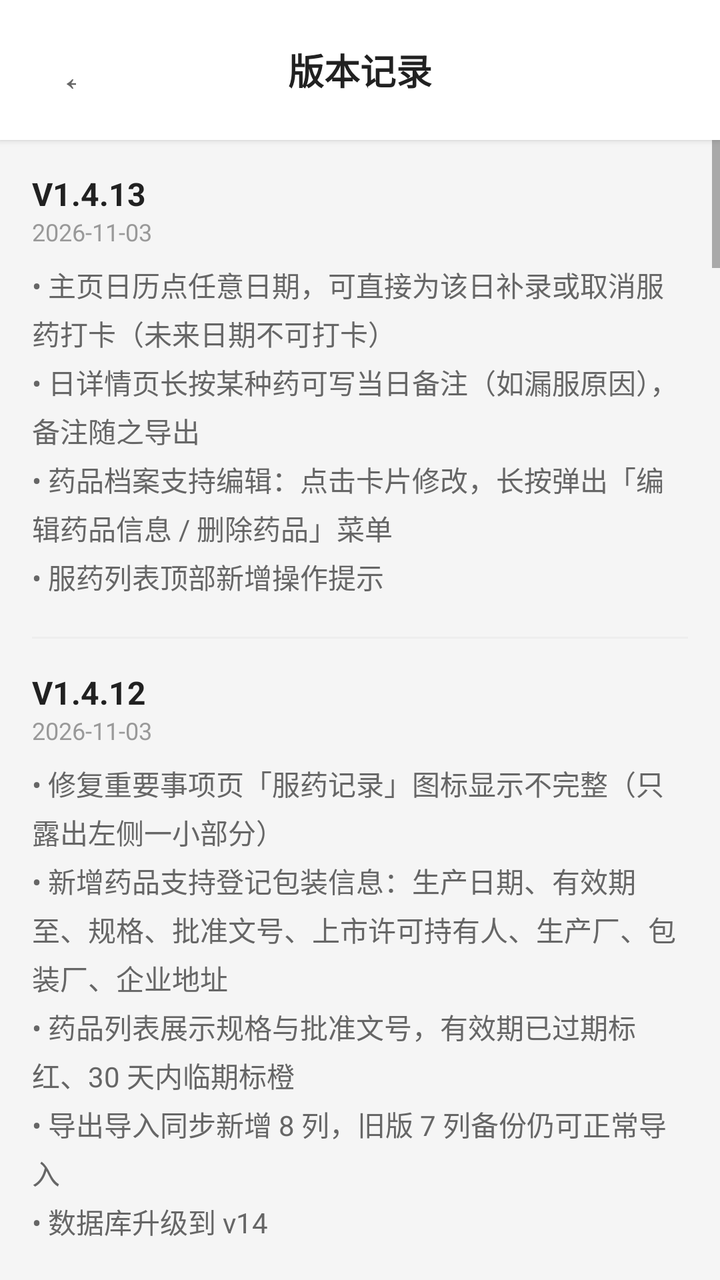
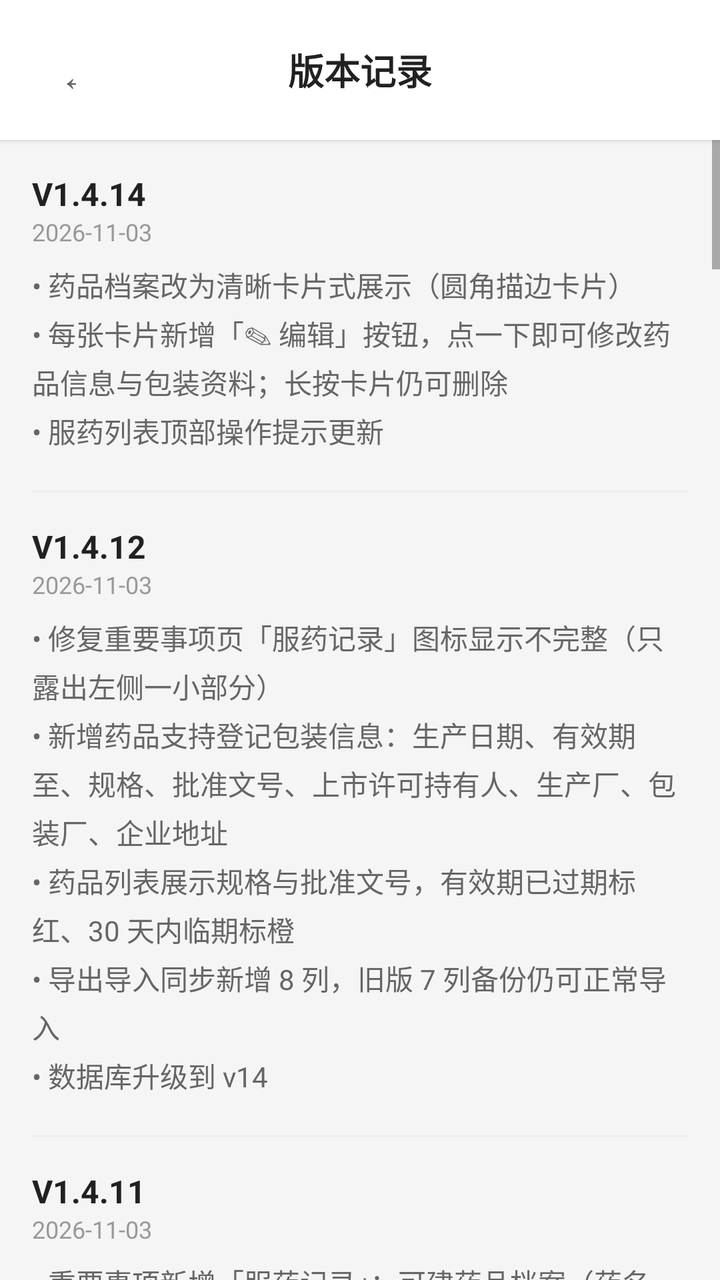

An Android layout rendered at two revisions. The XML below is the earlier revision; the diff shows what the commit changed to produce the second picture.
<!-- AndroidManifest.xml: application theme Theme.HealthRecorder -->
<!-- res/layout/activity_version_history.xml -->
<?xml version="1.0" encoding="utf-8"?>
<LinearLayout xmlns:android="http://schemas.android.com/apk/res/android"
    android:layout_width="match_parent"
    android:layout_height="match_parent"
    android:orientation="vertical"
    android:background="#F5F5F5">

    
    <LinearLayout
        android:layout_width="match_parent"
        android:layout_height="wrap_content"
        android:orientation="horizontal"
        android:paddingHorizontal="12dp"
        android:paddingVertical="14dp"
        android:background="#FFFFFF"
        android:elevation="2dp"
        android:gravity="center_vertical">
        <Button
            android:id="@+id/btnBack"
            android:layout_width="42dp"
            android:layout_height="42dp"
            android:background="@android:color/transparent"
            android:text="←"
            android:textSize="20sp"
            android:textColor="#666666"/>
        <TextView
            android:layout_width="0dp"
            android:layout_height="wrap_content"
            android:layout_weight="1"
            android:text="版本记录"
            android:textSize="18sp"
            android:textColor="#212121"
            android:textStyle="bold"
            android:gravity="center"/>
        <View
            android:layout_width="42dp"
            android:layout_height="42dp"/>
    </LinearLayout>

    <ScrollView
        android:layout_width="match_parent"
        android:layout_height="match_parent">
        <LinearLayout
            android:layout_width="match_parent"
            android:layout_height="wrap_content"
            android:orientation="vertical"
            android:padding="16dp">

            <TextView
                android:layout_width="wrap_content"
                android:layout_height="wrap_content"
                android:text="V1.4.13"
                android:textSize="16sp"
                android:textColor="#212121"
                android:textStyle="bold"/>
            <TextView
                android:layout_width="wrap_content"
                android:layout_height="wrap_content"
                android:text="2026-11-03"
                android:textSize="12sp"
                android:textColor="#999999"
                android:layout_marginBottom="8dp"/>
            <TextView
                android:layout_width="wrap_content"
                android:layout_height="wrap_content"
                android:text="• 主页日历点任意日期，可直接为该日补录或取消服药打卡（未来日期不可打卡）\n• 日详情页长按某种药可写当日备注（如漏服原因），备注随之导出\n• 药品档案支持编辑：点击卡片修改，长按弹出「编辑药品信息 / 删除药品」菜单\n• 服药列表顶部新增操作提示"
                android:textSize="14sp"
                android:textColor="#666666"
                android:lineSpacingExtra="4dp"
                android:layout_marginBottom="20dp"/>

            <View
                android:layout_width="match_parent"
                android:layout_height="1dp"
                android:background="#EEEEEE"
                android:layout_marginBottom="16dp"/>

            <TextView
                android:layout_width="wrap_content"
                android:layout_height="wrap_content"
                android:text="V1.4.12"
                android:textSize="16sp"
                android:textColor="#212121"
                android:textStyle="bold"/>
            <TextView
                android:layout_width="wrap_content"
                android:layout_height="wrap_content"
                android:text="2026-11-03"
                android:textSize="12sp"
                android:textColor="#999999"
                android:layout_marginBottom="8dp"/>
            <TextView
                android:layout_width="wrap_content"
                android:layout_height="wrap_content"
                android:text="• 修复重要事项页「服药记录」图标显示不完整（只露出左侧一小部分）\n• 新增药品支持登记包装信息：生产日期、有效期至、规格、批准文号、上市许可持有人、生产厂、包装厂、企业地址\n• 药品列表展示规格与批准文号，有效期已过期标红、30 天内临期标橙\n• 导出导入同步新增 8 列，旧版 7 列备份仍可正常导入\n• 数据库升级到 v14"
                android:textSize="14sp"
                android:textColor="#666666"
                android:lineSpacingExtra="4dp"
                android:layout_marginBottom="20dp"/>

            <View
                android:layout_width="match_parent"
                android:layout_height="1dp"
                android:background="#EEEEEE"
                android:layout_marginBottom="16dp"/>

            <TextView
                android:layout_width="wrap_content"
                android:layout_height="wrap_content"
                android:text="V1.4.11"
                android:textSize="16sp"
                android:textColor="#212121"
                android:textStyle="bold"/>
            <TextView
                android:layout_width="wrap_content"
                android:layout_height="wrap_content"
                android:text="2026-11-03"
                android:textSize="12sp"
                android:textColor="#999999"
                android:layout_marginBottom="8dp"/>
            <TextView
                android:layout_width="wrap_content"
                android:layout_height="wrap_content"
                android:text="• 重要事项新增「服药记录」：可建药品档案（药名、剂量、服用时段、具体时间）\n• 服药记录支持每日打卡，一键标记已服/取消，并统计近 7 天已服与漏服天数\n• 导出导入新增「服药档案」「服药打卡」两段，旧备份仍可正常导入\n• 数据库升级到 v13"
                android:textSize="14sp"
                android:textColor="#666666"
                android:lineSpacingExtra="4dp"
                android:layout_marginBottom="20dp"/>

            <View
                android:layout_width="match_parent"
                android:layout_height="1dp"
                android:background="#EEEEEE"
                android:layout_marginBottom="16dp"/>

            <TextView
                android:layout_width="wrap_content"
                android:layout_height="wrap_content"
                android:text="V1.4.10"
                android:textSize="16sp"
                android:textColor="#212121"
                android:textStyle="bold"/>
            <TextView
                android:layout_width="wrap_content"
                android:layout_height="wrap_content"
                android:text="2026-10-27"
                android:textSize="12sp"
                android:textColor="#999999"
                android:layout_marginBottom="8dp"/>
            <TextView
                android:layout_width="wrap_content"
                android:layout_height="wrap_content"
                android:text="• 修复：主页健康记录图标进入后，点击记录显示为空、无法编辑的问题\n• 体重趋势图：醒目标注最高值与最低值（默认取最近 3 个月），点击数据点可查看时间和体重\n• 健康记录列表：支持按成员筛选查看\n• 修复：编辑血压记录时体重输入框被误填为 0 的问题"
                android:textSize="14sp"
                android:textColor="#666666"
                android:lineSpacingExtra="4dp"
                android:layout_marginBottom="20dp"/>

            <View
                android:layout_width="match_parent"
                android:layout_height="1dp"
                android:background="#EEEEEE"
                android:layout_marginBottom="16dp"/>

            <TextView
                android:layout_width="wrap_content"
                android:layout_height="wrap_content"
                android:text="V1.4.9"
                android:textSize="16sp"
                android:textColor="#212121"
                android:textStyle="bold"/>
            <TextView
                android:layout_width="wrap_content"
                android:layout_height="wrap_content"
                android:text="2026-10-19"
                android:textSize="12sp"
                android:textColor="#999999"
                android:layout_marginBottom="8dp"/>
            <TextView
                android:layout_width="wrap_content"
                android:layout_height="wrap_content"
                android:text="• 运动统计：新增上月、本年的跑步距离与时长汇总\n• 添加运动记录：地点支持从历史地点中直接选择\n• 重要事项统计：新增事项日历，记录时间与提醒时间用不同标记区分\n• 读书笔记：支持记录开始阅读时间（精确到时分）\n• 读书笔记：读后感支持按页面区间记录多条\n• 导出导入：新增上述字段与读后感明细，修复 CSV 中多行内容丢失的问题\n• 数据库升级到 v12，修复旧版本升级可能闪退的问题"
                android:textSize="14sp"
                android:textColor="#666666"
                android:lineSpacingExtra="4dp"
                android:layout_marginBottom="20dp"/>

            <View
                android:layout_width="match_parent"
                android:layout_height="1dp"
                android:background="#EEEEEE"
                android:layout_marginBottom="16dp"/>

            <TextView
                android:layout_width="wrap_content"
                android:layout_height="wrap_content"
                android:text="V1.4.8"
                android:textSize="16sp"
                android:textColor="#212121"
                android:textStyle="bold"/>
            <TextView
                android:layout_width="wrap_content"
                android:layout_height="wrap_content"
                android:text="2026-09-11"
                android:textSize="12sp"
                android:textColor="#999999"
                android:layout_marginBottom="8dp"/>
            <TextView
                android:layout_width="wrap_content"
                android:layout_height="wrap_content"
                android:text="• 运动统计：移除本周徒步，新增本月跑步总里程与时长汇总\n• 主页趋势图：支持双指缩放高密度数据，点击数据点显示详情\n• 主页日历：点击日期可查看该日所有类型记录详情\n• 日详情页整合健康/运动/刷牙/呼吸/事项/猫咪/读书共7类数据"
                android:textSize="14sp"
                android:textColor="#666666"
                android:lineSpacingExtra="4dp"
                android:layout_marginBottom="20dp"/>

            <View
                android:layout_width="match_parent"
                android:layout_height="1dp"
                android:background="#EEEEEE"
                android:layout_marginBottom="16dp"/>

            <TextView
                android:layout_width="wrap_content"
                android:layout_height="wrap_content"
                android:text="V1.4.7"
                android:textSize="16sp"
                android:textColor="#212121"
                android:textStyle="bold"/>
            <TextView
                android:layout_width="wrap_content"
                android:layout_height="wrap_content"
                android:text="2026-08-04"
                android:textSize="12sp"
                android:textColor="#999999"
                android:layout_marginBottom="8dp"/>
            <TextView
                android:layout_width="wrap_content"
                android:layout_height="wrap_content"
                android:text="• 主页按钮「👥」→「💪 健康记录」，跳转历史健康记录列表\n• 数据管理新增成员管理入口\n• 呼吸打卡右上角菜单改为「📊 统计」\n• 运动/猫咪/刷牙列表页布局修复，解决闪退问题"
                android:textSize="14sp"
                android:textColor="#666666"
                android:lineSpacingExtra="4dp"
                android:layout_marginBottom="20dp"/>

            <View
                android:layout_width="match_parent"
                android:layout_height="1dp"
                android:background="#EEEEEE"
                android:layout_marginBottom="16dp"/>

            <TextView
                android:layout_width="wrap_content"
                android:layout_height="wrap_content"
                android:text="V1.4.6"
                android:textSize="16sp"
                android:textColor="#212121"
                android:textStyle="bold"/>
            <TextView
                android:layout_width="wrap_content"
                android:layout_height="wrap_content"
                android:text="2026-08-03"
                android:textSize="12sp"
                android:textColor="#999999"
                android:layout_marginBottom="8dp"/>
            <TextView
                android:layout_width="wrap_content"
                android:layout_height="wrap_content"
                android:text="• 读书笔记：读完时归档页数和读后感绑定保存，状态切换时自动固化\n• 读书笔记已读卡片显示「读完于第 X 页」及归档读后感\n• 读书笔记新增 📊 数据统计入口（总/在读/已读/想读、均分、总页数）\n• 数据管理新增数据重置功能（双重确认）\n• 数据库升级至 v11"
                android:textSize="14sp"
                android:textColor="#666666"
                android:lineSpacingExtra="4dp"
                android:layout_marginBottom="20dp"/>

            <View
                android:layout_width="match_parent"
                android:layout_height="1dp"
                android:background="#EEEEEE"
                android:layout_marginBottom="16dp"/>

            <TextView
                android:layout_width="wrap_content"
                android:layout_height="wrap_content"
                android:text="V1.4.5"
                android:textSize="16sp"
                android:textColor="#212121"
                android:textStyle="bold"/>
            <TextView
                android:layout_width="wrap_content"
                android:layout_height="wrap_content"
                android:text="2026-08-03"
                android:textSize="12sp"
                android:textColor="#999999"
                android:layout_marginBottom="8dp"/>
            <TextView
                android:layout_width="wrap_content"
                android:layout_height="wrap_content"
                android:text="• 重要事项支持导入（修复解析逻辑：优先级/状态/重复类型支持中文）\n• 读书笔记支持导入（修复解析逻辑：读书状态支持中文）\n• 重要事项列表页新增 📊 统计入口（总事项数、待办/已完成/已取消分布、优先级/重复类型分布）\n• 主页今日健康记录展示上限调整为 3 条"
                android:textSize="14sp"
                android:textColor="#666666"
                android:lineSpacingExtra="4dp"
                android:layout_marginBottom="20dp"/>

            <View
                android:layout_width="match_parent"
                android:layout_height="1dp"
                android:background="#EEEEEE"
                android:layout_marginBottom="16dp"/>

            <TextView
                android:layout_width="wrap_content"
                android:layout_height="wrap_content"
                android:text="V1.4.4"
                android:textSize="16sp"
                android:textColor="#212121"
                android:textStyle="bold"/>
            <TextView
                android:layout_width="wrap_content"
                android:layout_height="wrap_content"
                android:text="2026-07-31"
                android:textSize="12sp"
                android:textColor="#999999"
                android:layout_marginBottom="8dp"/>
            <TextView
                android:layout_width="wrap_content"
                android:layout_height="wrap_content"
                android:text="• 导出/导入支持呼吸打卡、重要事项、读书笔记、猫粮记录（共9种数据段）\n• 猫菜单优化：移除编辑/删除按钮，新增「统计」按钮一键跳转统计页\n• 主页日历最后一排对齐修复\n• 主页体重趋势图兼容修复（ColorOS设备崩溃修复）"
                android:textSize="14sp"
                android:textColor="#666666"
                android:lineSpacingExtra="4dp"
                android:layout_marginBottom="20dp"/>

            <View
                android:layout_width="match_parent"
                android:layout_height="1dp"
                android:background="#EEEEEE"
                android:layout_marginBottom="16dp"/>

            <TextView
                android:layout_width="wrap_content"
                android:layout_height="wrap_content"
                android:text="V1.4.0"
                android:textSize="16sp"
                android:textColor="#212121"
                android:textStyle="bold"/>
            <TextView
                android:layout_width="wrap_content"
                android:layout_height="wrap_content"
                android:text="2026-07-27"
                android:textSize="12sp"
                android:textColor="#999999"
                android:layout_marginBottom="8dp"/>
            <TextView
                android:layout_width="wrap_content"
                android:layout_height="wrap_content"
                android:text="• 新增呼吸打卡模块（呼吸时长、评分星级、打卡模式）\n• 新增重要事项模块（提醒设置、优先级、重复类型）\n• 新增读书笔记模块（阅读进度、星级评分、读书状态）\n• 主页新增体重+运动量趋势曲线图\n• 主页新增日历视图（有数据日期标记绿色圆点）\n• 架构升级：HealthRepository 单例代理全部 CRUD，数据层统一入口"
                android:textSize="14sp"
                android:textColor="#666666"
                android:lineSpacingExtra="4dp"
                android:layout_marginBottom="20dp"/>

            <View
                android:layout_width="match_parent"
                android:layout_height="1dp"
                android:background="#EEEEEE"
                android:layout_marginBottom="16dp"/>

            <TextView
                android:layout_width="wrap_content"
                android:layout_height="wrap_content"
                android:text="V1.3.2"
                android:textSize="16sp"
                android:textColor="#212121"
                android:textStyle="bold"/>
            <TextView
                android:layout_width="wrap_content"
                android:layout_height="wrap_content"
                android:text="2026-07-24"
                android:textSize="12sp"
                android:textColor="#999999"
                android:layout_marginBottom="8dp"/>
            <TextView
                android:layout_width="wrap_content"
                android:layout_height="wrap_content"
                android:text="• 主页历史记录列表 UI 优化：日期改为相对格式（今天/昨天/MM-dd）+ 时间显示、左侧状态色条（绿色正常/橙色偏高/红色异常）、体重 18sp 加粗主视觉、行高收紧\n• 体重等健康数据显示从 1 位小数提升为 2 位小数"
                android:textSize="14sp"
                android:textColor="#666666"
                android:lineSpacingExtra="4dp"
                android:layout_marginBottom="20dp"/>

            <View
                android:layout_width="match_parent"
                android:layout_height="1dp"
                android:background="#EEEEEE"
                android:layout_marginBottom="16dp"/>

            <TextView
                android:layout_width="wrap_content"
                android:layout_height="wrap_content"
                android:text="V1.3.1"
                android:textSize="16sp"
                android:textColor="#212121"
                android:textStyle="bold"/>
            <TextView
                android:layout_width="wrap_content"
                android:layout_height="wrap_content"
                android:text="2026-07-24"
                android:textSize="12sp"
                android:textColor="#999999"
                android:layout_marginBottom="8dp"/>
            <TextView
                android:layout_width="wrap_content"
                android:layout_height="wrap_content"
                android:text="• 修复运动记录添加时提示「保存失败」的BUG（数据库版本号遗漏导致旧库缺少 location 字段）"
                android:textSize="14sp"
                android:textColor="#666666"
                android:lineSpacingExtra="4dp"
                android:layout_marginBottom="20dp"/>

            <View
                android:layout_width="match_parent"
                android:layout_height="1dp"
                android:background="#EEEEEE"
                android:layout_marginBottom="16dp"/>

            <TextView
                android:layout_width="wrap_content"
                android:layout_height="wrap_content"
                android:text="V1.3"
                android:textSize="16sp"
                android:textColor="#212121"
                android:textStyle="bold"/>
            <TextView
                android:layout_width="wrap_content"
                android:layout_height="wrap_content"
                android:text="2026-07-23"
                android:textSize="12sp"
                android:textColor="#999999"
                android:layout_marginBottom="8dp"/>
            <TextView
                android:layout_width="wrap_content"
                android:layout_height="wrap_content"
                android:text="• 主页顶部按钮统一五等分（猫拉屎 / 猫刷牙 / 运动 / 成员 / 版本），文字不换行
• 主页FAB独立可拖拽，绿色50%透明度，拖动不越界消失
• 刷牙统计改为「本月刷牙次数」和「本年累计刷牙」两个汇总卡
• 运动记录新增「运动地点」字段，支持导出和导入"
                android:textSize="14sp"
                android:textColor="#666666"
                android:lineSpacingExtra="4dp"
                android:layout_marginBottom="20dp"/>

            <View
                android:layout_width="match_parent"
                android:layout_height="1dp"
                android:background="#EEEEEE"
                android:layout_marginBottom="16dp"/>

            <TextView
                android:layout_width="wrap_content"
                android:layout_height="wrap_content"
                android:text="V1.2.4.5"
                android:textSize="16sp"
                android:textColor="#212121"
                android:textStyle="bold"/>
            <TextView
                android:layout_width="wrap_content"
                android:layout_height="wrap_content"
                android:text="2026-07-14"
                android:textSize="12sp"
                android:textColor="#999999"
                android:layout_marginBottom="8dp"/>
            <TextView
                android:layout_width="wrap_content"
                android:layout_height="wrap_content"
                android:text="• 刷牙记录支持点击编辑和删除\n• 运动记录支持点击编辑和删除\n• 猫咪如厕新增如厕意愿（如主动叫唤/被动抱走/甩屎）和如厕过程（进盆就拉/进进出出再拉/进盆再逃走）标签\n• 主界面一级菜单改名为「猫拉屎」和「猫刷牙」"
                android:textSize="14sp"
                android:textColor="#666666"
                android:lineSpacingExtra="4dp"
                android:layout_marginBottom="20dp"/>

            <View
                android:layout_width="match_parent"
                android:layout_height="1dp"
                android:background="#EEEEEE"
                android:layout_marginBottom="16dp"/>
            <TextView
                android:layout_width="wrap_content"
                android:layout_height="wrap_content"
                android:text="V1.2.4.4"
                android:textSize="16sp"
                android:textColor="#212121"
                android:textStyle="bold"/>
            <TextView
                android:layout_width="wrap_content"
                android:layout_height="wrap_content"
                android:text="2026-07-13"
                android:textSize="12sp"
                android:textColor="#999999"
                android:layout_marginBottom="8dp"/>
            <TextView
                android:layout_width="wrap_content"
                android:layout_height="wrap_content"
                android:text="• 猫咪如厕记录支持删除（编辑页带确认对话框）"
                android:textSize="14sp"
                android:textColor="#666666"
                android:lineSpacingExtra="4dp"
                android:layout_marginBottom="20dp"/>

            <View
                android:layout_width="match_parent"
                android:layout_height="1dp"
                android:background="#EEEEEE"
                android:layout_marginBottom="16dp"/>

            <TextView
                android:layout_width="wrap_content"
                android:layout_height="wrap_content"
                android:text="V1.2.4.3"
                android:textSize="16sp"
                android:textColor="#212121"
                android:textStyle="bold"/>
            <TextView
                android:layout_width="wrap_content"
                android:layout_height="wrap_content"
                android:text="2026-07-13"
                android:textSize="12sp"
                android:textColor="#999999"
                android:layout_marginBottom="8dp"/>
            <TextView
                android:layout_width="wrap_content"
                android:layout_height="wrap_content"
                android:text="• 猫咪如厕记录列表显示为所属成员（彩色标签）\n• 猫咪如厕记录支持点击编辑修改\n• 修复导入后数量/成员显示问题"
                android:textSize="14sp"
                android:textColor="#666666"
                android:lineSpacingExtra="4dp"
                android:layout_marginBottom="20dp"/>

            <View
                android:layout_width="match_parent"
                android:layout_height="1dp"
                android:background="#EEEEEE"
                android:layout_marginBottom="16dp"/>

            <TextView
                android:layout_width="wrap_content"
                android:layout_height="wrap_content"
                android:text="V1.2.4.2"
                android:textSize="16sp"
                android:textColor="#212121"
                android:textStyle="bold"/>
            <TextView
                android:layout_width="wrap_content"
                android:layout_height="wrap_content"
                android:text="2026-07-13"
                android:textSize="12sp"
                android:textColor="#999999"
                android:layout_marginBottom="8dp"/>
            <TextView
                android:layout_width="wrap_content"
                android:layout_height="wrap_content"
                android:text="• 修复导入数据后猫咪模块闪退（评分标签背景缺失导致空指针）\n• 修复猫咪名显示错误、导入粪便数量丢失"
                android:textSize="14sp"
                android:textColor="#666666"
                android:lineSpacingExtra="4dp"
                android:layout_marginBottom="20dp"/>

            <View
                android:layout_width="match_parent"
                android:layout_height="1dp"
                android:background="#EEEEEE"
                android:layout_marginBottom="16dp"/>

            <TextView
                android:layout_width="wrap_content"
                android:layout_height="wrap_content"
                android:text="V1.2.4.1"
                android:textSize="16sp"
                android:textColor="#212121"
                android:textStyle="bold"/>
            <TextView
                android:layout_width="wrap_content"
                android:layout_height="wrap_content"
                android:text="2026-07-13"
                android:textSize="12sp"
                android:textColor="#999999"
                android:layout_marginBottom="8dp"/>
            <TextView
                android:layout_width="wrap_content"
                android:layout_height="wrap_content"
                android:text="• 修复全新安装后猫咪/刷牙/运动模块闪退问题\n• （onCreate 遗漏建表导致查询失败）"
                android:textSize="14sp"
                android:textColor="#666666"
                android:lineSpacingExtra="4dp"
                android:layout_marginBottom="20dp"/>

            <View
                android:layout_width="match_parent"
                android:layout_height="1dp"
                android:background="#EEEEEE"
                android:layout_marginBottom="16dp"/>

            <TextView
                android:layout_width="wrap_content"
                android:layout_height="wrap_content"
                android:text="V1.2.4"
                android:textSize="16sp"
                android:textColor="#212121"
                android:textStyle="bold"/>
            <TextView
                android:layout_width="wrap_content"
                android:layout_height="wrap_content"
                android:text="2026-07-13"
                android:textSize="12sp"
                android:textColor="#999999"
                android:layout_marginBottom="8dp"/>
            <TextView
                android:layout_width="wrap_content"
                android:layout_height="wrap_content"
                android:text="• 修复数据库升级顺序导致的闪退问题\n• 数据导入/导出支持猫咪/刷牙/运动记录\n• 向前兼容旧版备份文件"
                android:textSize="14sp"
                android:textColor="#666666"
                android:lineSpacingExtra="4dp"
                android:layout_marginBottom="20dp"/>

            <View
                android:layout_width="match_parent"
                android:layout_height="1dp"
                android:background="#EEEEEE"
                android:layout_marginBottom="16dp"/>

            <TextView
                android:layout_width="wrap_content"
                android:layout_height="wrap_content"
                android:text="V1.2.3"
                android:textSize="16sp"
                android:textColor="#212121"
                android:textStyle="bold"/>
            <TextView
                android:layout_width="wrap_content"
                android:layout_height="wrap_content"
                android:text="2026-07-13"
                android:textSize="12sp"
                android:textColor="#999999"
                android:layout_marginBottom="8dp"/>
            <TextView
                android:layout_width="wrap_content"
                android:layout_height="wrap_content"
                android:text="• 猫咪如厕记录新增粪便数量指标\n• 主页右上角新增版本记录入口"
                android:textSize="14sp"
                android:textColor="#666666"
                android:lineSpacingExtra="4dp"
                android:layout_marginBottom="20dp"/>

            <View
                android:layout_width="match_parent"
                android:layout_height="1dp"
                android:background="#EEEEEE"
                android:layout_marginBottom="16dp"/>

            <TextView
                android:layout_width="wrap_content"
                android:layout_height="wrap_content"
                android:text="V1.2.2"
                android:textSize="16sp"
                android:textColor="#212121"
                android:textStyle="bold"/>
            <TextView
                android:layout_width="wrap_content"
                android:layout_height="wrap_content"
                android:text="2026-07-13"
                android:textSize="12sp"
                android:textColor="#999999"
                android:layout_marginBottom="8dp"/>
            <TextView
                android:layout_width="wrap_content"
                android:layout_height="wrap_content"
                android:text="• 猫咪记录改用成员选择\n• 新增如厕统计页面（距上次天数、间隔统计、评分分布）"
                android:textSize="14sp"
                android:textColor="#666666"
                android:lineSpacingExtra="4dp"
                android:layout_marginBottom="20dp"/>

            <View
                android:layout_width="match_parent"
                android:layout_height="1dp"
                android:background="#EEEEEE"
                android:layout_marginBottom="16dp"/>

            <TextView
                android:layout_width="wrap_content"
                android:layout_height="wrap_content"
                android:text="V1.2"
                android:textSize="16sp"
                android:textColor="#212121"
                android:textStyle="bold"/>
            <TextView
                android:layout_width="wrap_content"
                android:layout_height="wrap_content"
                android:text="2026-07-08"
                android:textSize="12sp"
                android:textColor="#999999"
                android:layout_marginBottom="8dp"/>
            <TextView
                android:layout_width="wrap_content"
                android:layout_height="wrap_content"
                android:text="• 新增猫咪如厕记录模块\n• 新增刷牙记录模块\n• 新增运动记录模块\n• 数据管理：导出/导入支持双段格式"
                android:textSize="14sp"
                android:textColor="#666666"
                android:lineSpacingExtra="4dp"
                android:layout_marginBottom="20dp"/>

            <View
                android:layout_width="match_parent"
                android:layout_height="1dp"
                android:background="#EEEEEE"
                android:layout_marginBottom="16dp"/>

            <TextView
                android:layout_width="wrap_content"
                android:layout_height="wrap_content"
                android:text="V1.1"
                android:textSize="16sp"
                android:textColor="#212121"
                android:textStyle="bold"/>
            <TextView
                android:layout_width="wrap_content"
                android:layout_height="wrap_content"
                android:text="2026-07-08"
                android:textSize="12sp"
                android:textColor="#999999"
                android:layout_marginBottom="8dp"/>
            <TextView
                android:layout_width="wrap_content"
                android:layout_height="wrap_content"
                android:text="• 多用户支持（成员管理、颜色标签）\n• 体重精度提升至小数点后两位\n• 数据导入/导出功能"
                android:textSize="14sp"
                android:textColor="#666666"
                android:lineSpacingExtra="4dp"
                android:layout_marginBottom="20dp"/>

            <View
                android:layout_width="match_parent"
                android:layout_height="1dp"
                android:background="#EEEEEE"
                android:layout_marginBottom="16dp"/>

            <TextView
                android:layout_width="wrap_content"
                android:layout_height="wrap_content"
                android:text="V1.0"
                android:textSize="16sp"
                android:textColor="#212121"
                android:textStyle="bold"/>
            <TextView
                android:layout_width="wrap_content"
                android:layout_height="wrap_content"
                android:text="2026-07-03"
                android:textSize="12sp"
                android:textColor="#999999"
                android:layout_marginBottom="8dp"/>
            <TextView
                android:layout_width="wrap_content"
                android:layout_height="wrap_content"
                android:text="• 健康记录基础功能（体重、血压）\n• 图表统计\n• 数据导出"
                android:textSize="14sp"
                android:textColor="#666666"
                android:lineSpacingExtra="4dp"/>

        </LinearLayout>
    </ScrollView>
</LinearLayout>
<!-- resources referenced by this layout -->
<resources>
  <style name="Theme.HealthRecorder" parent="Theme.MaterialComponents.Light.DarkActionBar">
          
          <item name="colorPrimary">@color/purple_500</item>
          <item name="colorPrimaryVariant">@color/purple_700</item>
          <item name="colorOnPrimary">@color/white</item>
          
          
          <item name="colorSecondary">@color/teal_200</item>
          <item name="colorSecondaryVariant">@color/teal_700</item>
          <item name="colorOnSecondary">@color/black</item>
          
          
          <item name="android:statusBarColor">?attr/colorPrimaryVariant</item>
          
          
      </style>
  <color name="purple_500">#9C27B0</color>
  <color name="purple_700">#7B1FA2</color>
  <color name="white">#FFFFFF</color>
  <color name="teal_200">#80CBC4</color>
  <color name="teal_700">#00796B</color>
  <color name="black">#000000</color>
</resources>

<!-- the commit's change to res/layout/activity_version_history.xml (unified diff, before → after) -->
@@ -49,7 +49,7 @@
             <TextView
                 android:layout_width="wrap_content"
                 android:layout_height="wrap_content"
-                android:text="V1.4.13"
+                android:text="V1.4.14"
                 android:textSize="16sp"
                 android:textColor="#212121"
                 android:textStyle="bold"/>
@@ -63,7 +63,7 @@
             <TextView
                 android:layout_width="wrap_content"
                 android:layout_height="wrap_content"
-                android:text="• 主页日历点任意日期，可直接为该日补录或取消服药打卡（未来日期不可打卡）\n• 日详情页长按某种药可写当日备注（如漏服原因），备注随之导出\n• 药品档案支持编辑：点击卡片修改，长按弹出「编辑药品信息 / 删除药品」菜单\n• 服药列表顶部新增操作提示"
+                android:text="• 药品档案改为清晰卡片式展示（圆角描边卡片）\n• 每张卡片新增「✎ 编辑」按钮，点一下即可修改药品信息与包装资料；长按卡片仍可删除\n• 服药列表顶部操作提示更新"
                 android:textSize="14sp"
                 android:textColor="#666666"
                 android:lineSpacingExtra="4dp"
